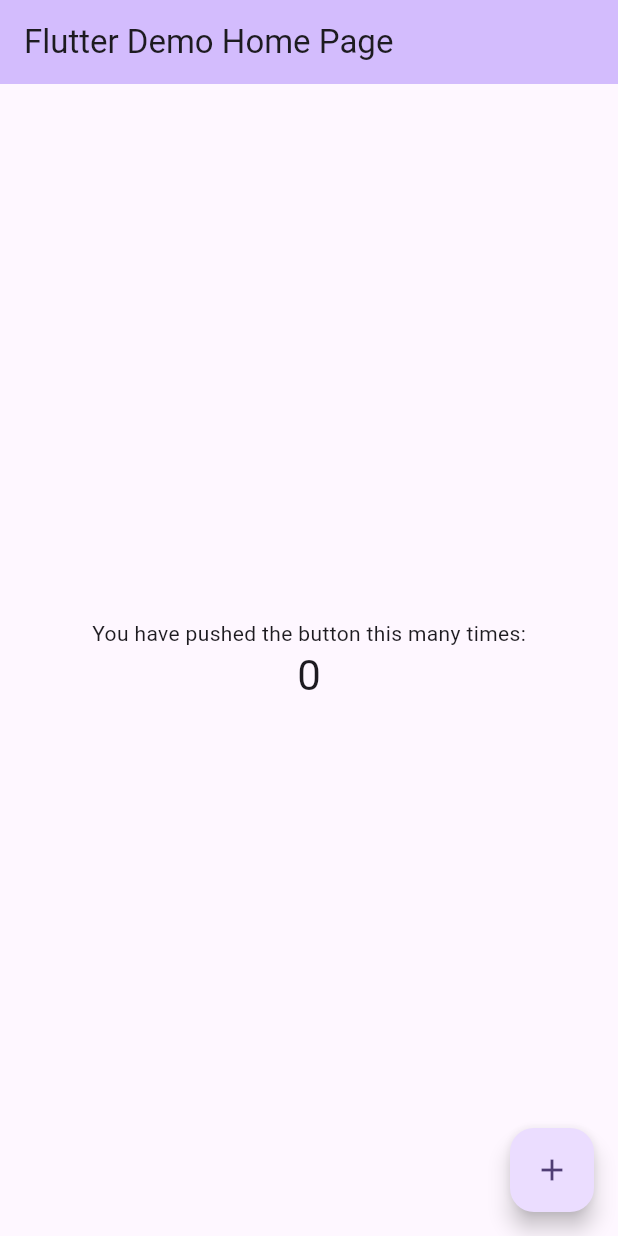
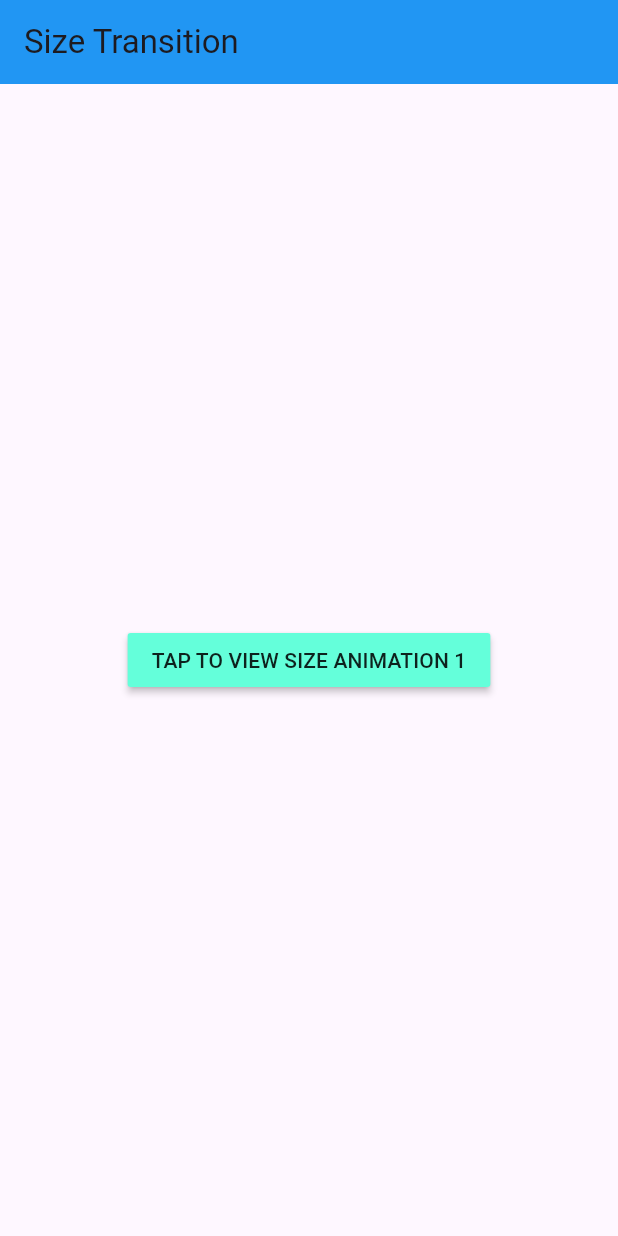
Before and after one commit to Sa3diDeveloper/Flutter-animations, a Flutter app: the screen it shows after launch, on a phone screen of 412 x 824 dp. Run offline on Flutter 3.47's test engine with Material 2 defaults, Android fonts, the phone set to English and light mode, and no system bars.

Commit message:
Custom Size Transitions

```diff
--- /dev/null
+++ b/lib/animations/page_Animations/SizeTransition_animations.dart
@@ -0,0 +1,59 @@
+import 'package:animations/animations/page_Animations/second_page.dart';
+import 'package:flutter/material.dart';
+
+class MyCustomTransitions extends StatefulWidget {
+  const MyCustomTransitions({super.key});
+
+  @override
+  State<MyCustomTransitions> createState() => _MyCustomTransitionsState();
+}
+
+class _MyCustomTransitionsState extends State<MyCustomTransitions> {
+  @override
+  Widget build(BuildContext context) {
+    return Scaffold(
+      appBar: AppBar(
+        backgroundColor: Colors.blue,
+        title: const Text('Size Transition '),
+      ),
+      body: Center(
+        child: Column(
+          mainAxisAlignment: MainAxisAlignment.center,
+          crossAxisAlignment: CrossAxisAlignment.center,
+          children: [
+            MaterialButton(
+                color: Colors.tealAccent,
+                child: const Text('TAP TO VIEW SIZE ANIMATION 1'),
+                onPressed: () {
+                  Navigator.push(context, SizeTransition2(const SecondPage()));
+                })
+          ],
+        ),
+      ),
+    );
+  }
+}
+
+class SizeTransition2 extends PageRouteBuilder {
+  Widget page;
+  SizeTransition2(this.page)
+      : super(
+            barrierColor: Colors.red,
+            pageBuilder: (context, animation, anotherAnimations) => page,
+            transitionDuration: const Duration(milliseconds: 1000),
+            reverseTransitionDuration: const Duration(milliseconds: 2000),
+            transitionsBuilder: (context, animation, anotherAnimations, child) {
+              animation = CurvedAnimation(
+                  reverseCurve: Curves.fastOutSlowIn,
+                  parent: animation,
+                  curve: Curves.fastEaseInToSlowEaseOut);
+              return Align(
+                alignment: Alignment.center,
+                child: SizeTransition(
+                    // axis: Axis.vertical,
+                    axisAlignment: 1,
+                    sizeFactor: animation,
+                    child: page),
+              );
+            });
+}
--- a/lib/main.dart
+++ b/lib/main.dart
@@ -1,4 +1,6 @@
+import 'package:animations/animations/page_Animations/SizeTransition_animations.dart';
 import 'package:flutter/material.dart';
+
 
 void main() {
   runApp(const MyApp());
@@ -13,113 +15,10 @@ class MyApp extends StatelessWidget {
     return MaterialApp(
       title: 'Flutter Demo',
       theme: ThemeData(
-        // This is the theme of your application.
-        //
-        // TRY THIS: Try running your application with "flutter run". You'll see
-        // the application has a blue toolbar. Then, without quitting the app,
-        // try changing the seedColor in the colorScheme below to Colors.green
-        // and then invoke "hot reload" (save your changes or press the "hot
-        // reload" button in a Flutter-supported IDE, or press "r" if you used
-        // the command line to start the app).
-        //
-        // Notice that the counter didn't reset back to zero; the application
-        // state is not lost during the reload. To reset the state, use hot
-        // restart instead.
-        //
-        // This works for code too, not just values: Most code changes can be
-        // tested with just a hot reload.
         colorScheme: ColorScheme.fromSeed(seedColor: Colors.deepPurple),
         useMaterial3: true,
       ),
-      home: const MyHomePage(title: 'Flutter Demo Home Page'),
+      home: const MyCustomTransitions(),
     );
   }
 }
-
-class MyHomePage extends StatefulWidget {
-  const MyHomePage({super.key, required this.title});
-
-  // This widget is the home page of your application. It is stateful, meaning
-  // that it has a State object (defined below) that contains fields that affect
-  // how it looks.
-
-  // This class is the configuration for the state. It holds the values (in this
-  // case the title) provided by the parent (in this case the App widget) and
-  // used by the build method of the State. Fields in a Widget subclass are
-  // always marked "final".
-
-  final String title;
-
-  @override
-  State<MyHomePage> createState() => _MyHomePageState();
-}
-
-class _MyHomePageState extends State<MyHomePage> {
-  int _counter = 0;
-
-  void _incrementCounter() {
-    setState(() {
-      // This call to setState tells the Flutter framework that something has
-      // changed in this State, which causes it to rerun the build method below
-      // so that the display can reflect the updated values. If we changed
-      // _counter without calling setState(), then the build method would not be
-      // called again, and so nothing would appear to happen.
-      _counter++;
-    });
-  }
-
-  @override
-  Widget build(BuildContext context) {
-    // This method is rerun every time setState is called, for instance as done
-    // by the _incrementCounter method above.
-    //
-    // The Flutter framework has been optimized to make rerunning build methods
-    // fast, so that you can just rebuild anything that needs updating rather
-    // than having to individually change instances of widgets.
-    return Scaffold(
-      appBar: AppBar(
-        // TRY THIS: Try changing the color here to a specific color (to
-        // Colors.amber, perhaps?) and trigger a hot reload to see the AppBar
-        // change color while the other colors stay the same.
-        backgroundColor: Theme.of(context).colorScheme.inversePrimary,
-        // Here we take the value from the MyHomePage object that was created by
-        // the App.build method, and use it to set our appbar title.
-        title: Text(widget.title),
-      ),
-      body: Center(
-        // Center is a layout widget. It takes a single child and positions it
-        // in the middle of the parent.
-        child: Column(
-          // Column is also a layout widget. It takes a list of children and
-          // arranges them vertically. By default, it sizes itself to fit its
-          // children horizontally, and tries to be as tall as its parent.
-          //
-          // Column has various properties to control how it sizes itself and
-          // how it positions its children. Here we use mainAxisAlignment to
-          // center the children vertically; the main axis here is the vertical
-          // axis because Columns are vertical (the cross axis would be
-          // horizontal).
-          //
-          // TRY THIS: Invoke "debug painting" (choose the "Toggle Debug Paint"
-          // action in the IDE, or press "p" in the console), to see the
-          // wireframe for each widget.
-          mainAxisAlignment: MainAxisAlignment.center,
-          children: <Widget>[
-            const Text(
-              'You have pushed the button this many times:',
-            ),
-            Text(
-              '$_counter',
-              style: Theme.of(context).textTheme.headlineMedium,
-            ),
-          ],
-        ),
-      ),
-      floatingActionButton: FloatingActionButton(
-        onPressed: _incrementCounter,
-        tooltip: 'Increment',
-        child: const Icon(Icons.add),
-      ), // This trailing comma makes auto-formatting nicer for build methods.
-    );
-  }
-}
```
Also changed, not shown: lib/animations/page_Animations/second_page.dart (added, +24 -0 lines).
